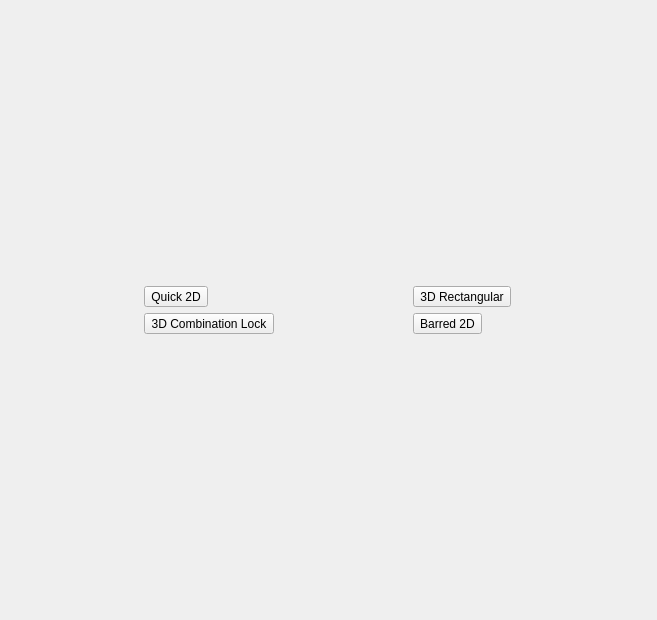
Before: the Qt Designer form ui/newcrosswordpage.ui in Tw1ddle/Blind-Crossword-Editor, drawn with Qt 5.
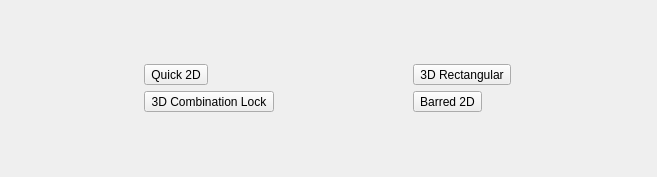
After: the same form once the commit is applied.

Commit message: Start adding ability to add crossword clues to grid, create new crosswords from templates, undo and redo button function

Patch:
```diff
--- a/ui/newcrosswordpage.ui
+++ b/ui/newcrosswordpage.ui
@@ -7,7 +7,7 @@
     <x>0</x>
     <y>0</y>
     <width>657</width>
-    <height>620</height>
+    <height>177</height>
    </rect>
   </property>
   <property name="windowTitle">
@@ -33,6 +33,13 @@
        </property>
       </widget>
      </item>
+     <item row="1" column="1">
+      <widget class="QToolButton" name="Barred2D">
+       <property name="text">
+        <string>Barred 2D</string>
+       </property>
+      </widget>
+     </item>
      <item row="0" column="1">
       <widget class="QToolButton" name="toolButton_3">
        <property name="text">
@@ -46,13 +53,6 @@
        </property>
       </widget>
      </item>
-     <item row="1" column="1">
-      <widget class="QToolButton" name="toolButton_4">
-       <property name="text">
-        <string>Barred 2D</string>
-       </property>
-      </widget>
-     </item>
     </layout>
    </item>
   </layout>
```
Left out of the diff: 81 changed lines with no effect on the pictures. The commit also changes 19 other files.
